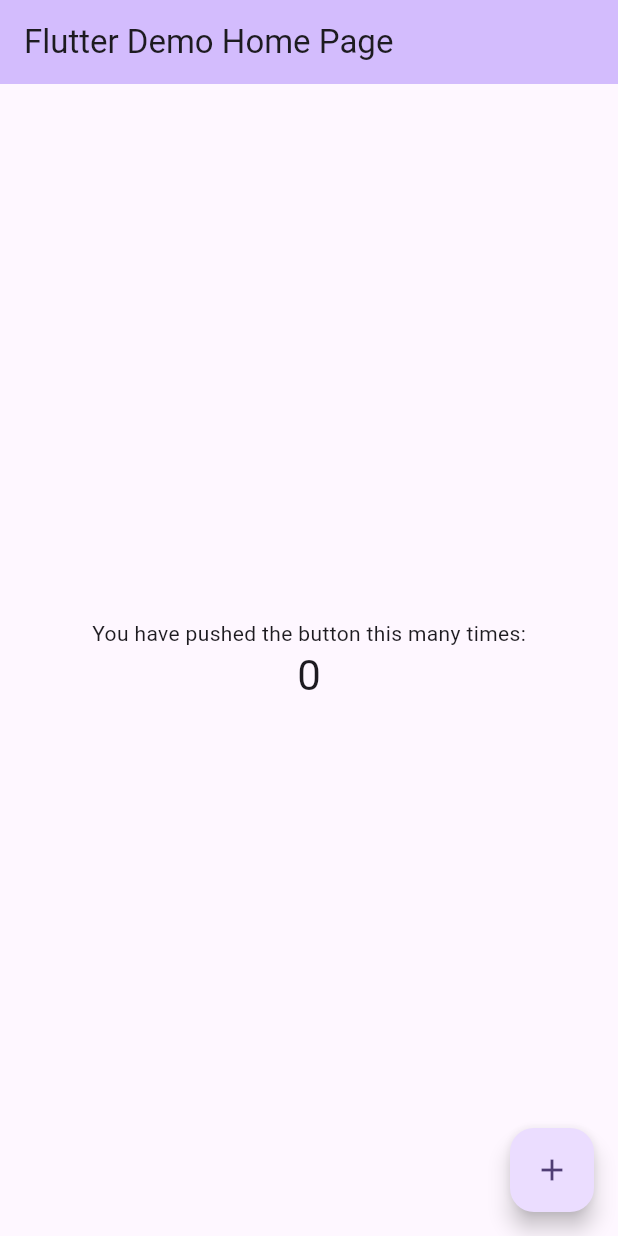
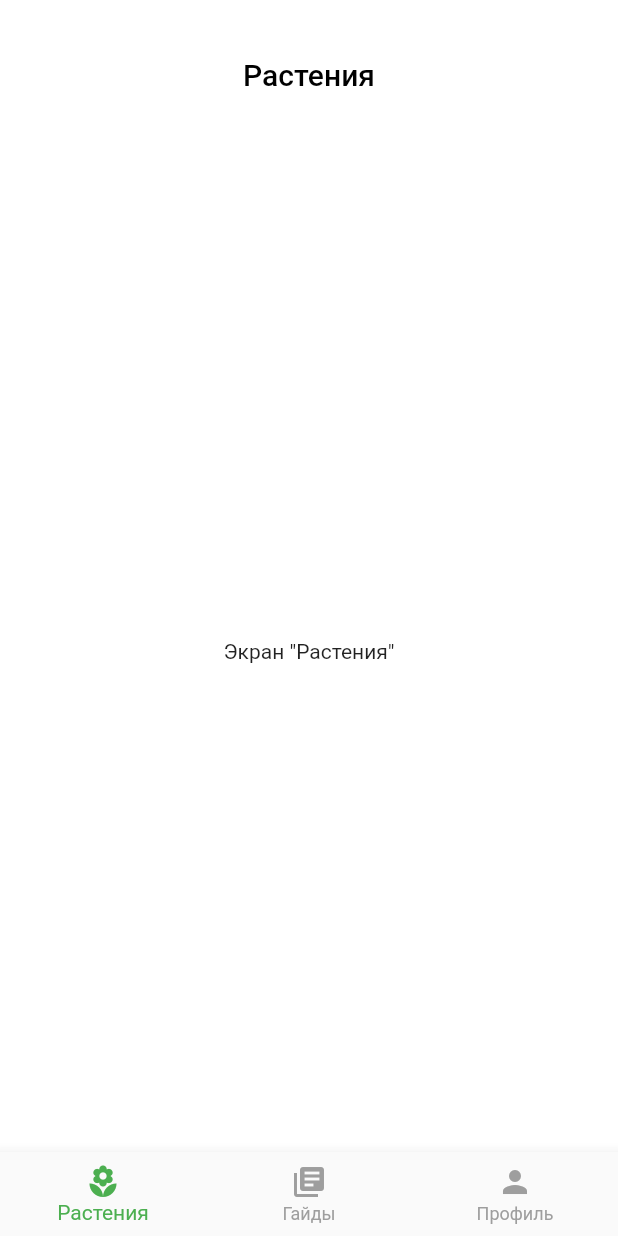
Before and after one commit to vladkach1/YoungGardener, a Flutter app: the screen it shows after launch, on a phone screen of 412 x 824 dp. Run offline on Flutter 3.47's test engine with Material 2 defaults, Android fonts, the phone set to English and light mode, and no system bars.

Commit message:
Adding menu and demo navigation

```diff
--- a/lib/main.dart
+++ b/lib/main.dart
@@ -7,119 +7,120 @@ void main() {
 class MyApp extends StatelessWidget {
   const MyApp({super.key});
 
-  // This widget is the root of your application.
   @override
   Widget build(BuildContext context) {
     return MaterialApp(
-      title: 'Flutter Demo',
       theme: ThemeData(
-        // This is the theme of your application.
-        //
-        // TRY THIS: Try running your application with "flutter run". You'll see
-        // the application has a blue toolbar. Then, without quitting the app,
-        // try changing the seedColor in the colorScheme below to Colors.green
-        // and then invoke "hot reload" (save your changes or press the "hot
-        // reload" button in a Flutter-supported IDE, or press "r" if you used
-        // the command line to start the app).
-        //
-        // Notice that the counter didn't reset back to zero; the application
-        // state is not lost during the reload. To reset the state, use hot
-        // restart instead.
-        //
-        // This works for code too, not just values: Most code changes can be
-        // tested with just a hot reload.
-        colorScheme: ColorScheme.fromSeed(seedColor: Colors.deepPurple),
-        useMaterial3: true,
+        primaryColor: Colors.white, // Основной цвет приложения
+        scaffoldBackgroundColor: Colors.white, // Изменение цвета фона приложения на зеленый
+        buttonTheme: const ButtonThemeData(),
+        appBarTheme: const AppBarTheme(
+          backgroundColor: Colors.white,
+          elevation: 0,
+        ),
       ),
-      home: const MyHomePage(title: 'Flutter Demo Home Page'),
+      home: const MyHomePage(),
     );
   }
 }
 
 class MyHomePage extends StatefulWidget {
-  const MyHomePage({super.key, required this.title});
-
-  // This widget is the home page of your application. It is stateful, meaning
-  // that it has a State object (defined below) that contains fields that affect
-  // how it looks.
-
-  // This class is the configuration for the state. It holds the values (in this
-  // case the title) provided by the parent (in this case the App widget) and
-  // used by the build method of the State. Fields in a Widget subclass are
-  // always marked "final".
-
-  final String title;
+  const MyHomePage({super.key});
 
   @override
-  State<MyHomePage> createState() => _MyHomePageState();
+  _MyHomePageState createState() => _MyHomePageState();
 }
 
 class _MyHomePageState extends State<MyHomePage> {
-  int _counter = 0;
+  int _currentIndex = 0;
 
-  void _incrementCounter() {
-    setState(() {
-      // This call to setState tells the Flutter framework that something has
-      // changed in this State, which causes it to rerun the build method below
-      // so that the display can reflect the updated values. If we changed
-      // _counter without calling setState(), then the build method would not be
-      // called again, and so nothing would appear to happen.
-      _counter++;
-    });
-  }
+  final List<Widget> _screens = [
+    const PlantScreen(),
+    const GuidesScreen(),
+    const ProfileScreen(),
+  ];
+
+  final List<String> _titles = [
+    'Растения',
+    'Гайды',
+    'Профиль',
+  ];
 
   @override
   Widget build(BuildContext context) {
-    // This method is rerun every time setState is called, for instance as done
-    // by the _incrementCounter method above.
-    //
-    // The Flutter framework has been optimized to make rerunning build methods
-    // fast, so that you can just rebuild anything that needs updating rather
-    // than having to individually change instances of widgets.
     return Scaffold(
       appBar: AppBar(
-        // TRY THIS: Try changing the color here to a specific color (to
-        // Colors.amber, perhaps?) and trigger a hot reload to see the AppBar
-        // change color while the other colors stay the same.
-        backgroundColor: Theme.of(context).colorScheme.inversePrimary,
-        // Here we take the value from the MyHomePage object that was created by
-        // the App.build method, and use it to set our appbar title.
-        title: Text(widget.title),
+        title: Center(
+          child: Text(
+            _titles[_currentIndex],
+            style: const TextStyle(
+              color: Colors.black,
+            ),
+          ),
+        ),
+        toolbarHeight: 100,
       ),
-      body: Center(
-        // Center is a layout widget. It takes a single child and positions it
-        // in the middle of the parent.
-        child: Column(
-          // Column is also a layout widget. It takes a list of children and
-          // arranges them vertically. By default, it sizes itself to fit its
-          // children horizontally, and tries to be as tall as its parent.
-          //
-          // Column has various properties to control how it sizes itself and
-          // how it positions its children. Here we use mainAxisAlignment to
-          // center the children vertically; the main axis here is the vertical
-          // axis because Columns are vertical (the cross axis would be
-          // horizontal).
-          //
-          // TRY THIS: Invoke "debug painting" (choose the "Toggle Debug Paint"
-          // action in the IDE, or press "p" in the console), to see the
-          // wireframe for each widget.
-          mainAxisAlignment: MainAxisAlignment.center,
-          children: <Widget>[
-            const Text(
-              'You have pushed the button this many times:',
-            ),
-            Text(
-              '$_counter',
-              style: Theme.of(context).textTheme.headlineMedium,
-            ),
-          ],
-        ),
+      body: IndexedStack(
+        index: _currentIndex,
+        children: _screens,
       ),
-      floatingActionButton: FloatingActionButton(
-        onPressed: _incrementCounter,
-        tooltip: 'Increment',
-        child: const Icon(Icons.add),
-      ), // This trailing comma makes auto-formatting nicer for build methods.
+      bottomNavigationBar: BottomNavigationBar(
+        currentIndex: _currentIndex,
+        onTap: (index) {
+          setState(() {
+            _currentIndex = index;
+          });
+        },
+        items: const <BottomNavigationBarItem>[
+          BottomNavigationBarItem(
+            icon: Icon(Icons.local_florist),
+            label: 'Растения',
+          ),
+          BottomNavigationBarItem(
+            icon: Icon(Icons.library_books),
+            label: 'Гайды',
+          ),
+          BottomNavigationBarItem(
+            icon: Icon(Icons.person),
+            label: 'Профиль',
+          ),
+        ],
+        selectedItemColor: Colors.green, // Цвет активной кнопки
+        unselectedItemColor: Colors.grey, // Цвет неактивных кнопок
+      ),
     );
   }
 }
+
+class PlantScreen extends StatelessWidget {
+  const PlantScreen({super.key});
+
+  @override
+  Widget build(BuildContext context) {
+    return const Center(
+      child: Text('Экран "Растения"'),
+    );
+  }
+}
+
+class GuidesScreen extends StatelessWidget {
+  const GuidesScreen({super.key});
+
+  @override
+  Widget build(BuildContext context) {
+    return const Center(
+      child: Text('Экран "Гайды"'),
+    );
+  }
+}
+
+class ProfileScreen extends StatelessWidget {
+  const ProfileScreen({super.key});
+
+  @override
+  Widget build(BuildContext context) {
+    return const Center(
+      child: Text('Экран "Профиль"'),
+    );
+  }
+}
```
